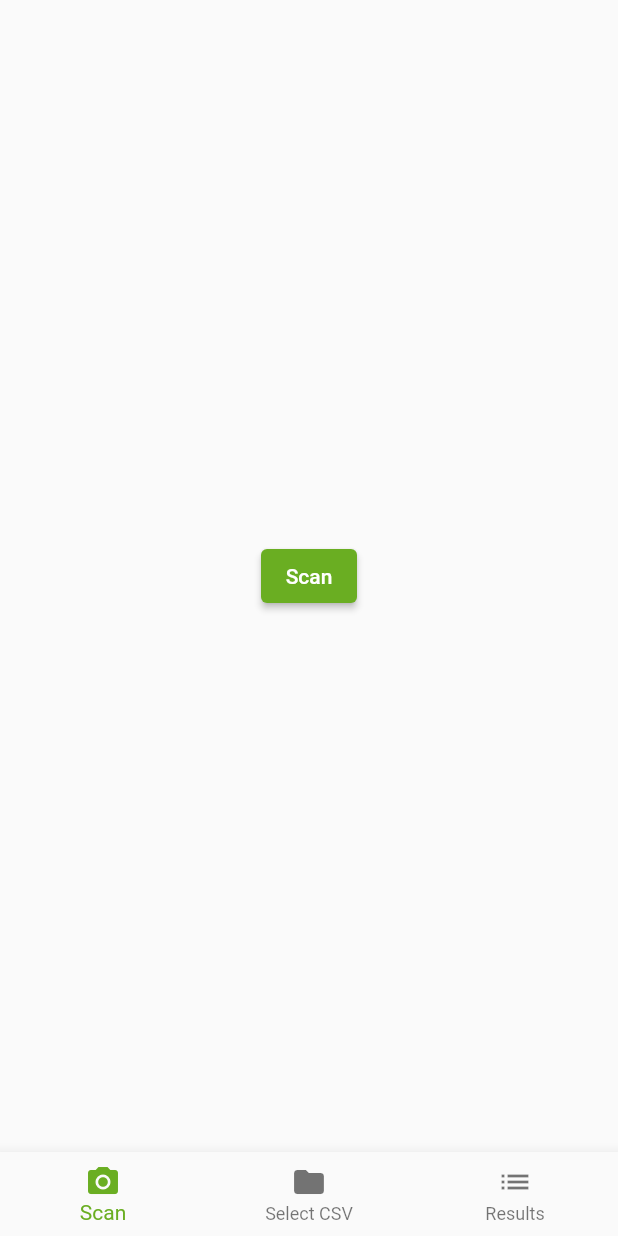
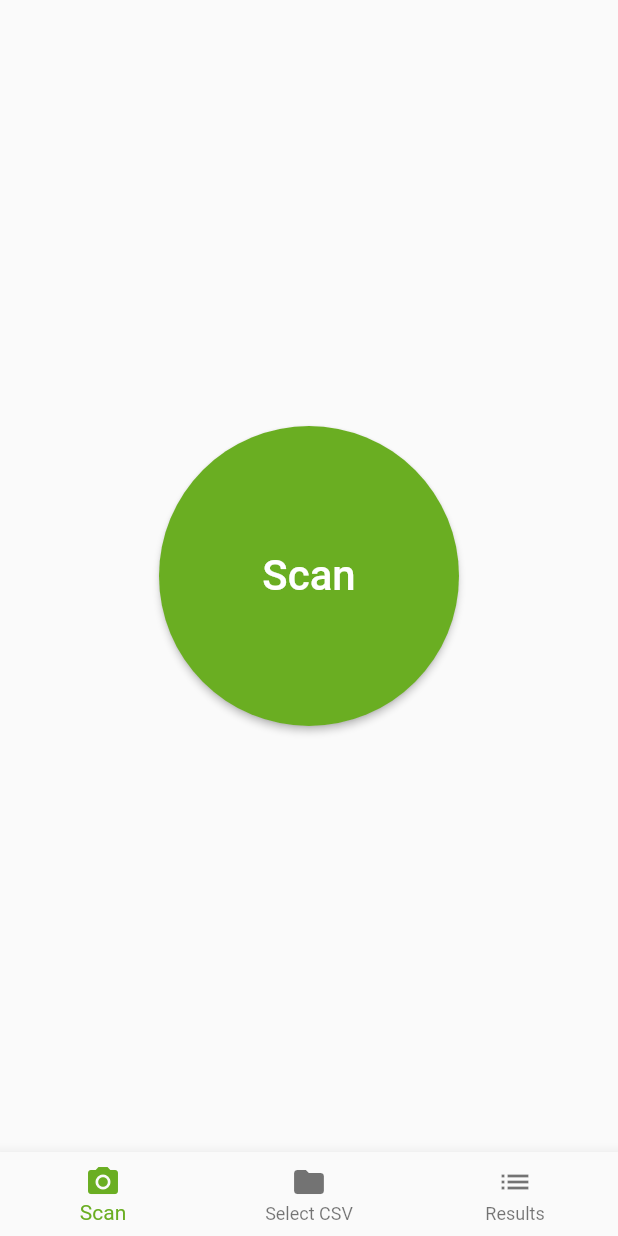
Before and after one commit to mxbrk/vlog_scanner, a Flutter app: the screen it shows after launch, after a tap on "Scan", on a phone screen of 412 x 824 dp. Run offline on Flutter 3.47's test engine with Material 2 defaults, Android fonts, the light colour scheme and no system bars; our stand-ins replace file_picker, shared_preferences; missing offline and left inert: flutter_barcode_scanner.

Commit message:
button design channged

```diff
--- a/lib/main.dart
+++ b/lib/main.dart
@@ -1,11 +1,11 @@
 // ignore_for_file: avoid_print, unnecessary_null_comparison
-
-import 'dart:io';
 import 'package:flutter/material.dart';
 import 'package:flutter_barcode_scanner/flutter_barcode_scanner.dart';
 import 'package:file_picker/file_picker.dart';
 import 'package:shared_preferences/shared_preferences.dart';
 import 'const.dart';
+import 'dart:io';
+import 'package:path_provider/path_provider.dart';
 
 //begin app
 void main() => runApp(const MyApp());
@@ -30,7 +30,7 @@ class _MyAppState extends State<MyApp> {
     });
   }
 
-  //saving the csv filepath
+  //saving the csv-select filepath
   Future<void> _saveCsvFilePath(String path) async {
     final prefs = await SharedPreferences.getInstance();
     await prefs.setString('csvFilePath', path);
@@ -155,10 +155,21 @@ class ScanScreen extends StatelessWidget {
     return Center(
       child: ElevatedButton(
         onPressed: onScan,
-        child: const Text('Scan'),
         style: ButtonStyle(
           backgroundColor: MaterialStateProperty.all<Color>(vlogGreen),
+          shape: MaterialStateProperty.all<RoundedRectangleBorder>(
+            RoundedRectangleBorder(
+              borderRadius: BorderRadius.circular(200.0),
+            ),
+          ),
+          fixedSize: MaterialStateProperty.all<Size>(
+            const Size(200, 200),
+          ),
         ),
+        child: const Text('Scan',
+            style: TextStyle(
+              fontSize: 28.0,
+            )),
       ),
     );
   }
@@ -181,10 +192,21 @@ class SelectCsvScreen extends StatelessWidget {
           alignment: Alignment.center,
           child: ElevatedButton(
             onPressed: onSelect,
-            child: const Text('Select CSV File'),
             style: ButtonStyle(
               backgroundColor: MaterialStateProperty.all<Color>(vlogGreen),
+              shape: MaterialStateProperty.all<RoundedRectangleBorder>(
+                RoundedRectangleBorder(
+                  borderRadius: BorderRadius.circular(30.0),
+                ),
+              ),
+              fixedSize: MaterialStateProperty.all<Size>(
+                const Size(200, 40),
+              ),
             ),
+            child: const Text('Select a CSV file',
+                style: TextStyle(
+                  fontSize: 18.0,
+                )),
           ),
         ),
         filePath == null || filePath.isEmpty
```
